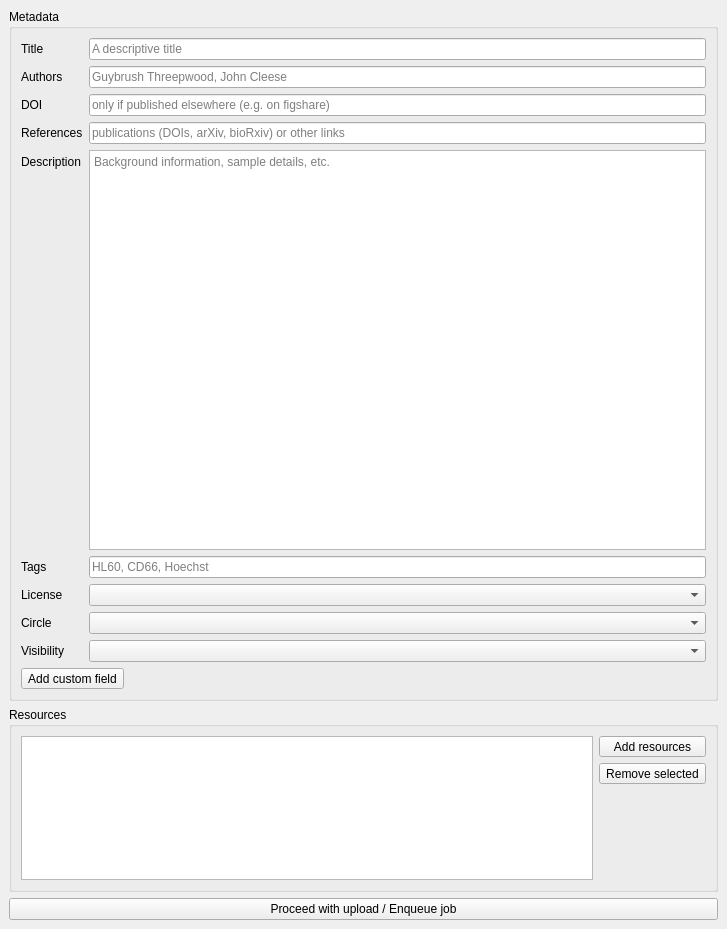
Qt form dcoraid/gui/upload/dlg_upload.ui (DCOR-dev/DCOR-Aid) before a commit.
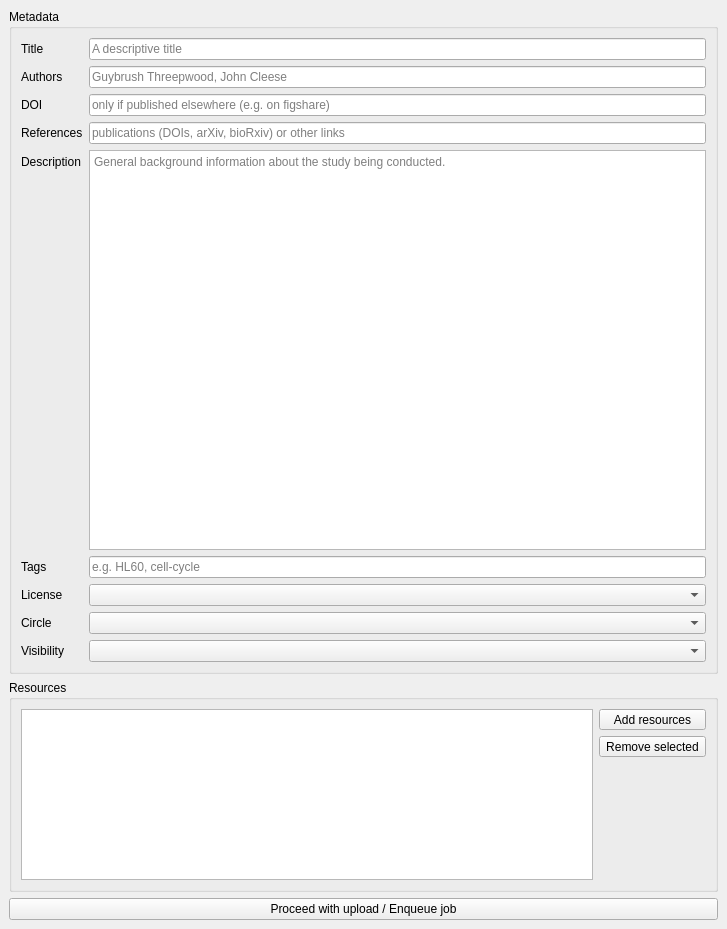
The same form after that commit.

The edit to the form file:
```diff
--- a/dcoraid/gui/upload/dlg_upload.ui
+++ b/dcoraid/gui/upload/dlg_upload.ui
@@ -107,7 +107,7 @@
             </size>
            </property>
            <property name="placeholderText">
-            <string>Background information, sample details, etc.</string>
+            <string>General background information about the study being conducted.</string>
            </property>
           </widget>
          </item>
@@ -121,7 +121,7 @@
          <item row="5" column="1">
           <widget class="QLineEdit" name="lineEdit_tags">
            <property name="placeholderText">
-            <string>HL60, CD66, Hoechst</string>
+            <string>e.g. HL60, cell-cycle</string>
            </property>
           </widget>
          </item>
@@ -157,13 +157,6 @@
          </item>
         </layout>
        </item>
-       <item>
-        <widget class="QToolButton" name="toolButton">
-         <property name="text">
-          <string>Add custom field</string>
-         </property>
-        </widget>
-       </item>
       </layout>
      </widget>
     </item>
```
